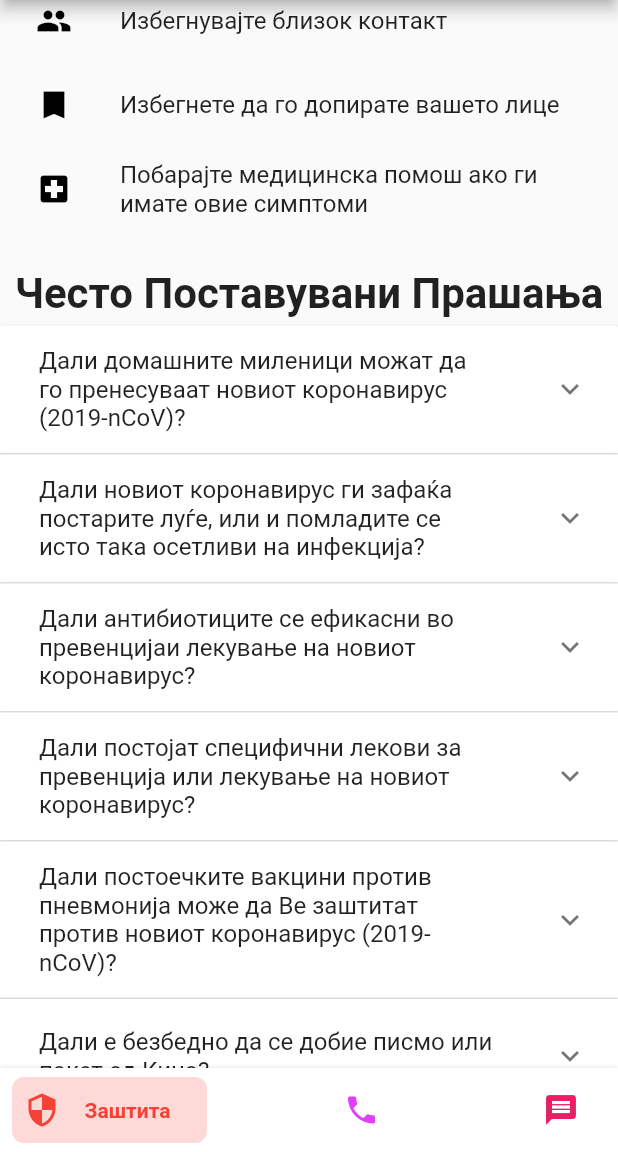
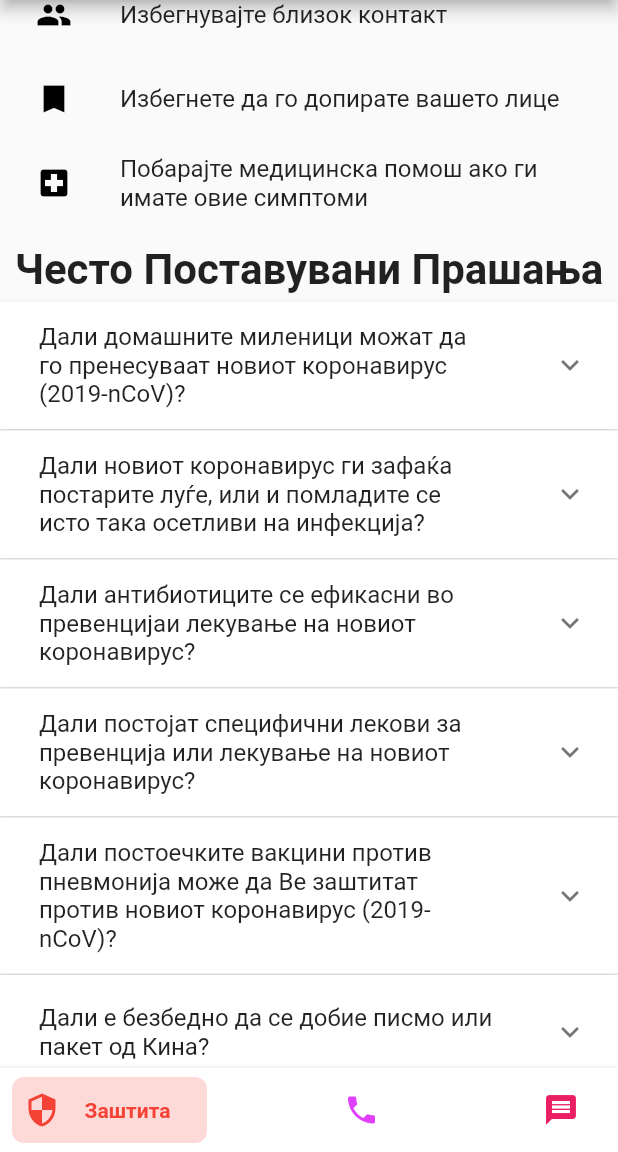
Before and after one commit to MatejMecka/korona-app, a Flutter app: the screen it shows after launch, scrolled down 576 dp, on a phone screen of 412 x 824 dp, the part 84-1236 px from its top. Run offline on Flutter 3.47's test engine with Material 2 defaults, Android fonts, the phone set to English and light mode, and no system bars; drawn by our look-alikes of bottom_navy_bar; our stand-ins replace carousel_slider, jiffy, timeago, url_launcher_web; missing offline and left inert: webfeed; network calls fail.

Commit message:
edit slider

```diff
--- a/lib/requests/coronaCounterRequest.dart
+++ b/lib/requests/coronaCounterRequest.dart
@@ -3,7 +3,7 @@ import 'dart:convert';
 import '../models/coronaCounterModel.dart';
 
  Future<CoronaCounter> getCoronaCounter() async {
-      final http.Response response = await http.get('https://api.luckyhost.mk/');
+      final http.Response response = await http.get('https://motley-avocado.glitch.me/corona');
       if(response.statusCode == 200){
         print(response.body);
         return CoronaCounter.fromJson(json.decode(response.body));
--- a/lib/screens/info.dart
+++ b/lib/screens/info.dart
@@ -42,18 +42,6 @@ class _PreventionPageState extends State<PreventionPage> {
     counter = getCoronaCounter();
   }
 
-  final List<String> imgList = [
-  'https://images.unsplash.com/photo-1520342868574-5fa3804e551c?ixlib=rb-0.3.5&ixid=eyJhcHBfaWQiOjEyMDd9&s=6ff92caffcdd63681a35134a6770ed3b&auto=format&fit=crop&w=1951&q=80',
-  'https://images.unsplash.com/photo-1522205408450-add114ad53fe?ixlib=rb-0.3.5&ixid=eyJhcHBfaWQiOjEyMDd9&s=368f45b0888aeb0b7b08e3a1084d3ede&auto=format&fit=crop&w=1950&q=80',
-  'https://images.unsplash.com/photo-1519125323398-675f0ddb6308?ixlib=rb-0.3.5&ixid=eyJhcHBfaWQiOjEyMDd9&s=94a1e718d89ca60a6337a6008341ca50&auto=format&fit=crop&w=1950&q=80',
-  'https://images.unsplash.com/photo-1523205771623-e0faa4d2813d?ixlib=rb-0.3.5&ixid=eyJhcHBfaWQiOjEyMDd9&s=89719a0d55dd05e2deae4120227e6efc&auto=format&fit=crop&w=1953&q=80',
-  'https://images.unsplash.com/photo-1508704019882-f9cf40e475b4?ixlib=rb-0.3.5&ixid=eyJhcHBfaWQiOjEyMDd9&s=8c6e5e3aba713b17aa1fe71ab4f0ae5b&auto=format&fit=crop&w=1352&q=80',
-  'https://images.unsplash.com/photo-1519985176271-adb1088fa94c?ixlib=rb-0.3.5&ixid=eyJhcHBfaWQiOjEyMDd9&s=a0c8d632e977f94e5d312d9893258f59&auto=format&fit=crop&w=1355&q=80'
-];
-
-
-
-
   @override
   Widget build(BuildContext context) {
 
@@ -69,6 +57,11 @@ class _PreventionPageState extends State<PreventionPage> {
            print(snapshot.data.Total_Cases_Mk);
            return CarouselSlider(
             height: 125.0,
+            autoPlay: true,
+            autoPlayInterval: Duration(seconds: 3),
+            pauseAutoPlayOnTouch: Duration(seconds: 5),
+            autoPlayAnimationDuration: Duration(milliseconds: 800),
+            autoPlayCurve: Curves.fastOutSlowIn,
             items: ['Случаи во Македонија\n ${snapshot.data.Total_Cases_Mk}',"Смртни Случаеви во Македонија\n ${snapshot.data.Total_Deaths_Mk}", "Излечени Случаи во Македонија\n ${snapshot.data.Total_Recovered_Mk}"].map((i) {
              return Builder(
                 builder: (BuildContext context) {
@@ -106,8 +99,9 @@ class _PreventionPageState extends State<PreventionPage> {
       ),
 
     Container(
-      height:300.0,
       child: ListView(
+        shrinkWrap: true,
+        physics: const NeverScrollableScrollPhysics(),
         padding: EdgeInsets.all(8.0),
         children: <Widget>[
           ListTile(
@@ -148,8 +142,9 @@ class _PreventionPageState extends State<PreventionPage> {
       ),
 
     Container(
-      height:300.0,
       child: ListView(
+        shrinkWrap: true,
+        physics: const NeverScrollableScrollPhysics(),
         padding: EdgeInsets.all(8.0),
         children: <Widget>[
           ListTile(
```
